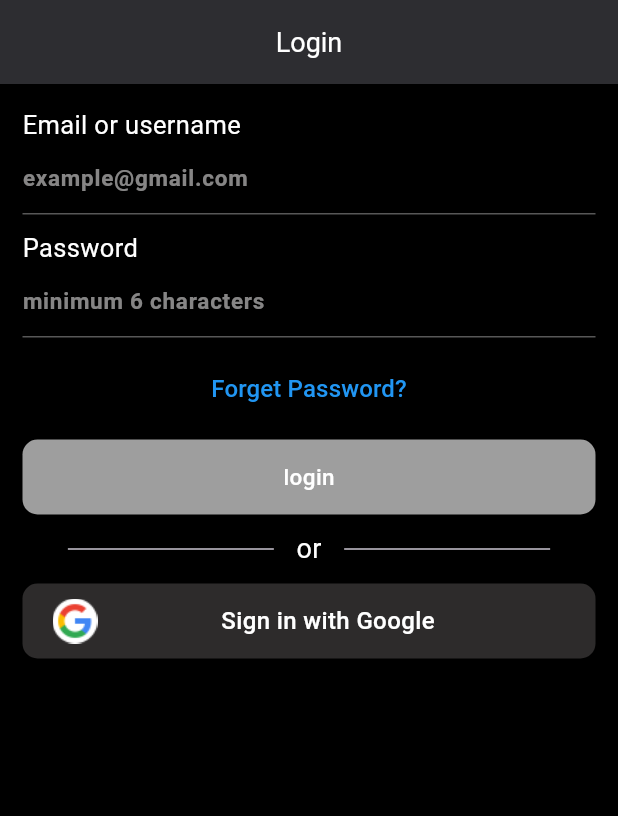
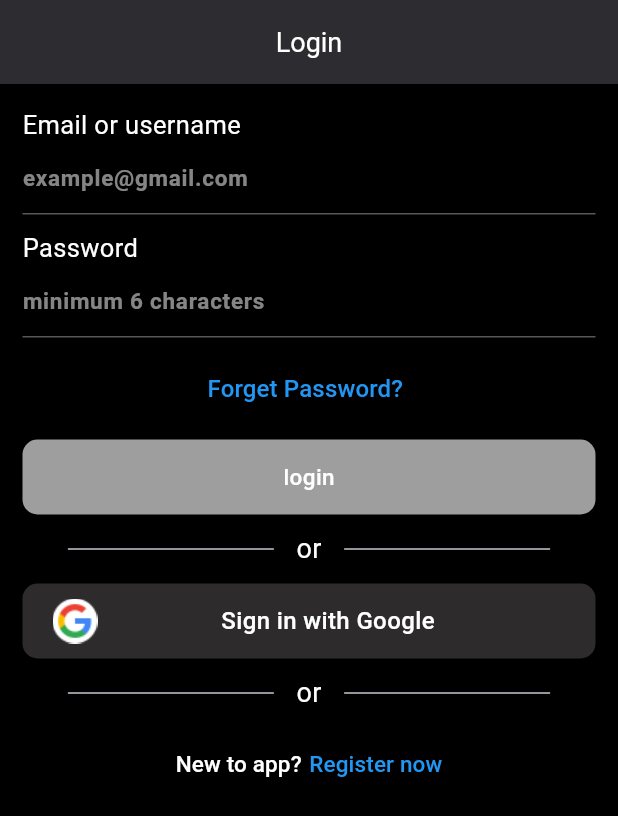
Before and after one commit to Korya25/auth, a Flutter app: the screen it shows after launch, on a phone screen of 412 x 824 dp. Shown: the top 816 px of the screen. Run offline on Flutter 3.47's test engine with Material 3 defaults, Android fonts, the phone set to English and light mode, and no system bars; our stand-ins replace firebase_auth, firebase_core, google_sign_in; accounts and stored records are empty.

Commit message:
create termsand privacy button and finish regiser ui

```diff
--- a/lib/views/screen/auth/login_screen.dart
+++ b/lib/views/screen/auth/login_screen.dart
@@ -1,6 +1,7 @@
 import 'package:authapp/constanta/app_text_style.dart';
 import 'package:authapp/helper/utils/auth_validator.dart';
 import 'package:authapp/views/screen/auth/forget_password_screen.dart';
+import 'package:authapp/views/screen/auth/register_screen.dart';
 import 'package:authapp/views/widgets/action_auth_button.dart';
 import 'package:authapp/views/widgets/custom_divider.dart';
 import 'package:authapp/views/widgets/custom_google_button.dart';
@@ -9,7 +10,7 @@ import 'package:authapp/views/widgets/custom_text_form_field.dart';
 import 'package:flutter/material.dart';
 
 class LoginScreen extends StatefulWidget {
-  const LoginScreen({super.key});
+  const LoginScreen({super.key, required});
 
   @override
   State<LoginScreen> createState() => _LoginScreenState();
@@ -87,6 +88,8 @@ class _LoginScreenState extends State<LoginScreen> {
                   color: Colors.blue,
                   fontSize: 16,
                 ),
+                titletwo: '',
+                titletwoStyle: TextStyle(),
               ),
 
               // Login Button
@@ -105,6 +108,33 @@ class _LoginScreenState extends State<LoginScreen> {
                 title: 'Sign in with Google',
                 backgroundColor: const Color.fromARGB(255, 45, 43, 43),
               ),
+
+              // Or Devider
+              CustomDevider(title: 'or'),
+
+              // Go To register
+              CustomTextButton(
+                onTap: () {
+                  Navigator.push(
+                    context,
+                    MaterialPageRoute(
+                      builder: (context) {
+                        return RegisterScreen();
+                      },
+                    ),
+                  );
+                },
+                title: 'New to app?',
+                titleStyle: TextStyle(
+                  color: Colors.white,
+                  fontSize: 15,
+                ),
+                titletwo: 'Register now',
+                titletwoStyle: TextStyle(
+                  color: Colors.blue,
+                  fontSize: 15,
+                ),
+              ),
             ],
           ),
         ),
--- a/lib/views/widgets/custom_text_button.dart
+++ b/lib/views/widgets/custom_text_button.dart
@@ -1,21 +1,36 @@
 import 'package:flutter/material.dart';
 
 class CustomTextButton extends StatelessWidget {
-  const CustomTextButton(
-      {super.key,
-      required this.onTap,
-      required this.title,
-      required this.titleStyle});
+  const CustomTextButton({
+    super.key,
+    required this.onTap,
+    required this.title,
+    required this.titletwo,
+    required this.titletwoStyle,
+    required this.titleStyle,
+  });
   final Function() onTap;
   final String title;
+  final String titletwo;
   final TextStyle titleStyle;
+  final TextStyle titletwoStyle;
   @override
   Widget build(BuildContext context) {
     return TextButton(
       onPressed: onTap,
-      child: Text(
-        title,
-        style: titleStyle,
+      child: Row(
+        spacing: 5,
+        mainAxisAlignment: MainAxisAlignment.center,
+        children: [
+          Text(
+            title,
+            style: titleStyle,
+          ),
+          Text(
+            titletwo,
+            style: titletwoStyle,
+          ),
+        ],
       ),
     );
   }
```
Also changed, not shown: lib/helper/utils/auth_validator.dart (+34 -0 lines), lib/views/screen/auth/register_screen.dart (added, +146 -0 lines), lib/views/widgets/terms_and_privicy.dart (added, +59 -0 lines).
